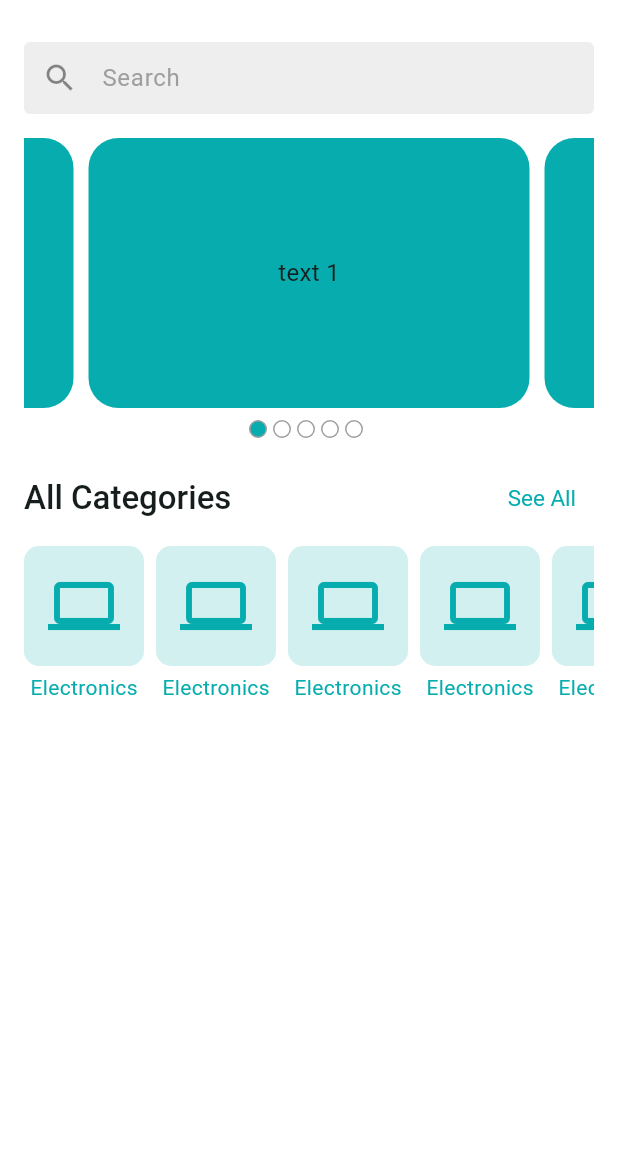
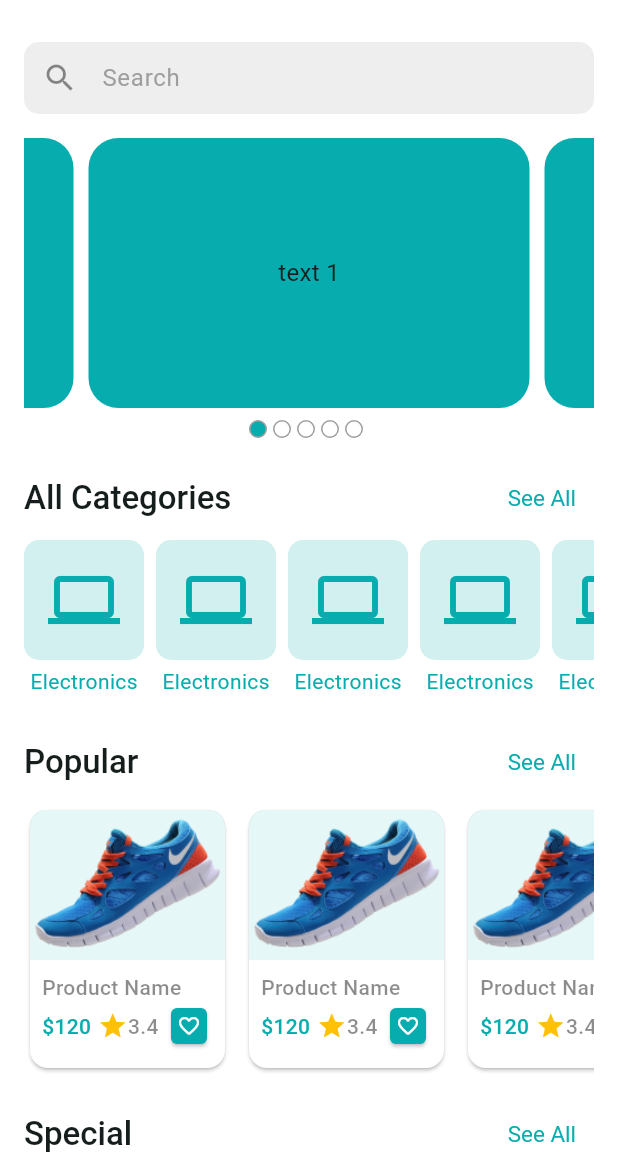
Before and after one commit to Jahid01234/Crafty-Bay, a Flutter app: the screen it shows after launch, on a phone screen of 412 x 824 dp, the part 66-1236 px from its top. Run offline on Flutter 3.47's test engine with Material 3 defaults, Android fonts, the light colour scheme and no system bars; drawn by our look-alikes of carousel_slider; our stand-ins replace flutter_svg, get, pin_code_fields.

Commit message:
-add home section

```diff
--- a/lib/presentation/ui/screens/home_screen.dart
+++ b/lib/presentation/ui/screens/home_screen.dart
@@ -1,10 +1,14 @@
 import 'package:crafty_bay/presentation/ui/utils/assets/app_assets.dart';
 import 'package:crafty_bay/presentation/ui/utils/colors/app_colors.dart';
 import 'package:crafty_bay/presentation/ui/utils/strings/app_string.dart';
-import 'package:crafty_bay/presentation/ui/widgets/app_bar_icon_button.dart';
+import 'package:crafty_bay/presentation/ui/widgets/home/app_bar_icon_button.dart';
 import 'package:crafty_bay/presentation/ui/widgets/home_banner_slider.dart';
-import 'package:crafty_bay/presentation/ui/widgets/search_box_text_field.dart';
-import 'package:crafty_bay/presentation/ui/widgets/section_header.dart';
+import 'package:crafty_bay/presentation/ui/widgets/home/horizontal_category_list_view.dart';
+import 'package:crafty_bay/presentation/ui/widgets/home/horizontal_product_list_view.dart';
+import 'package:crafty_bay/presentation/ui/widgets/product_card.dart';
+import 'package:crafty_bay/presentation/ui/widgets/home/search_box_text_field.dart';
+import 'package:crafty_bay/presentation/ui/widgets/home/section_header.dart';
+import 'package:flutter/cupertino.dart';
 import 'package:flutter/material.dart';
 import 'package:flutter_svg/flutter_svg.dart';
 
@@ -20,7 +24,8 @@ class _HomeScreenState extends State<HomeScreen> {
   Widget build(BuildContext context) {
     return  Scaffold(
       appBar: _buildAppBar(),
-      body:Padding(
+      body:SingleChildScrollView(
+        child: Padding(
           padding: const EdgeInsets.symmetric(horizontal: 16.0),
           child: Column(
             children: [
@@ -32,11 +37,70 @@ class _HomeScreenState extends State<HomeScreen> {
               const HomeBannerSlider(),
               const SizedBox(height: 16),
               _buildCategoriesSection(),
+              const SizedBox(height: 4),
+              _buildPopularProductSection(),
+              const SizedBox(height: 16),
+              _buildSpecialProductSection(),
+              const SizedBox(height: 16),
+              _buildNewProductSection(),
+              const SizedBox(height: 40),
+
+
             ],
+          ),
         ),
       ) ,
     );
   }
+
+  Widget _buildPopularProductSection(){
+    return Column(
+      children: [
+        SectionHeader(
+          title: "Popular",
+          onTap: (){},
+        ),
+        const SizedBox(height: 4),
+        const SizedBox(
+          height: 180,
+          child: HorizontalProductListView(),
+        ),
+      ],
+    );
+  }
+
+  Widget _buildSpecialProductSection(){
+    return Column(
+      children: [
+        SectionHeader(
+          title: "Special",
+          onTap: (){},
+        ),
+        const SizedBox(height: 4),
+        const SizedBox(
+          height: 180,
+          child: HorizontalProductListView(),
+        ),
+      ],
+    );
+  }
+
+  Widget _buildNewProductSection(){
+    return Column(
+      children: [
+        SectionHeader(
+          title: "New",
+          onTap: (){},
+        ),
+        const SizedBox(height: 4),
+        const SizedBox(
+          height: 180,
+          child: HorizontalProductListView(),
+        ),
+      ],
+    );
+  }
+
 
   Widget _buildCategoriesSection() {
     return Column(
@@ -45,49 +109,15 @@ class _HomeScreenState extends State<HomeScreen> {
                   title: AppString.categoriesText,
                   onTap: (){},
               ),
-              const SizedBox(height: 8),
-              SizedBox(
-                height: 140,
-                child: _buildCategoryListView(),
+              const SizedBox(height: 4),
+              const SizedBox(
+                height: 120,
+                child: HorizontalCategoryListView(),
               ),
             ],
           );
   }
 
-  Widget _buildCategoryListView() {
-    return ListView.separated(
-                  scrollDirection: Axis.horizontal,
-                  itemCount: 10,
-                  separatorBuilder: (_,__){
-                    return const SizedBox(width: 8);
-                  },
-                  itemBuilder: (context,index){
-                    return Column(
-                      children: [
-                        Container(
-                          padding: const EdgeInsets.all(16),
-                          decoration:  BoxDecoration(
-                            color: AppColors.themeColor.withOpacity(0.18),
-                            borderRadius: BorderRadius.circular(10),
-                          ),
-                          child:const  Icon(
-                            Icons.computer,
-                            size: 48,
-                            color: AppColors.themeColor,
-                          ),
-                        ),
-                        const SizedBox(height: 4),
-                        const Text(
-                          'Electronics',
-                          style: TextStyle(
-                            color: AppColors.themeColor,
-                          ),
-                        ),
-                      ],
-                    );
-                  },
-              );
-  }
 
   AppBar _buildAppBar() {
     return AppBar(
--- a/lib/presentation/ui/utils/assets/app_assets.dart
+++ b/lib/presentation/ui/utils/assets/app_assets.dart
@@ -4,4 +4,6 @@ class AssetsPath{
 
   static const String appLogo = '$_images/logo.svg';
   static const String appLogoNav = '$_images/logo_nav.svg';
+  static const String dummyProductImg = '$_images/shoe.png';
+
 }
--- /dev/null
+++ b/lib/presentation/ui/widgets/home/horizontal_category_list_view.dart
@@ -0,0 +1,44 @@
+import 'package:crafty_bay/presentation/ui/utils/colors/app_colors.dart';
+import 'package:flutter/material.dart';
+
+class HorizontalCategoryListView extends StatelessWidget {
+  const HorizontalCategoryListView({
+    super.key,
+  });
+
+  @override
+  Widget build(BuildContext context) {
+    return ListView.separated(
+      scrollDirection: Axis.horizontal,
+      itemCount: 10,
+      separatorBuilder: (_,__){
+        return const SizedBox(width: 8);
+      },
+      itemBuilder: (context,index){
+        return Column(
+          children: [
+            Container(
+              padding: const EdgeInsets.all(16),
+              decoration:  BoxDecoration(
+                color: AppColors.themeColor.withOpacity(0.18),
+                borderRadius: BorderRadius.circular(10),
+              ),
+              child:const  Icon(
+                Icons.computer,
+                size: 48,
+                color: AppColors.themeColor,
+              ),
+            ),
+            const SizedBox(height: 4),
+            const Text(
+              'Electronics',
+              style: TextStyle(
+                color: AppColors.themeColor,
+              ),
+            ),
+          ],
+        );
+      },
+    );
+  }
+}
--- /dev/null
+++ b/lib/presentation/ui/widgets/home/horizontal_product_list_view.dart
@@ -0,0 +1,22 @@
+import 'package:crafty_bay/presentation/ui/widgets/product_card.dart';
+import 'package:flutter/material.dart';
+
+class HorizontalProductListView extends StatelessWidget {
+  const HorizontalProductListView({
+    super.key,
+  });
+
+  @override
+  Widget build(BuildContext context) {
+    return ListView.separated(
+      scrollDirection: Axis.horizontal,
+      itemCount: 10,
+      separatorBuilder: (_,__){
+        return const SizedBox(width: 8);
+      },
+      itemBuilder: (context,index){
+        return const ProductCard();
+      },
+    );
+  }
+}
--- a/lib/presentation/ui/widgets/search_box_text_field.dart
+++ b/lib/presentation/ui/widgets/home/search_box_text_field.dart
@@ -20,14 +20,17 @@ class SearchBoxTextField extends StatelessWidget {
         filled: true,
         hintText: AppString.searchHintText,
         prefixIcon: const Icon(Icons.search,color: Colors.black45,),
-        border:  const OutlineInputBorder(
+        border:   OutlineInputBorder(
             borderSide: BorderSide.none,
+          borderRadius: BorderRadius.circular(10),
         ),
-        enabledBorder:const  OutlineInputBorder(
-            borderSide: BorderSide.none
+        enabledBorder:  OutlineInputBorder(
+            borderSide: BorderSide.none,
+          borderRadius: BorderRadius.circular(10),
         ),
-        focusedBorder: const OutlineInputBorder(
-            borderSide: BorderSide.none
+        focusedBorder:  OutlineInputBorder(
+            borderSide: BorderSide.none,
+          borderRadius: BorderRadius.circular(10),
         ),
       ),
 
--- /dev/null
+++ b/lib/presentation/ui/widgets/product_card.dart
@@ -0,0 +1,100 @@
+import 'package:crafty_bay/presentation/ui/utils/assets/app_assets.dart';
+import 'package:crafty_bay/presentation/ui/utils/colors/app_colors.dart';
+import 'package:flutter/material.dart';
+
+class ProductCard extends StatelessWidget {
+  const ProductCard({
+    super.key,
+  });
+
+  @override
+  Widget build(BuildContext context) {
+    return Card(
+      color: Colors.white,
+      elevation: 1,
+      child: SizedBox(
+        width: 130,
+        child: Column(
+          crossAxisAlignment: CrossAxisAlignment.start,
+          children: [
+            Container(
+              height: 100,
+              width: 130,
+              padding: const EdgeInsets.all(16),
+              decoration:  BoxDecoration(
+                  color: AppColors.themeColor.withOpacity(0.1),
+                  borderRadius: const BorderRadius.only(
+                      topLeft: Radius.circular(10),
+                      topRight: Radius.circular(10)
+                  ),
+                  image: const DecorationImage(
+                      image: AssetImage(
+                        AssetsPath.dummyProductImg,
+                      ),
+                  ),
+              ),
+            ),
+            Padding(
+              padding: const EdgeInsets.all(8.0),
+              child: Column(
+                crossAxisAlignment: CrossAxisAlignment.start,
+                children: [
+                  const Text("Product Name ",
+                    maxLines: 1,
+                    style: TextStyle(
+                      fontWeight: FontWeight.w500,
+                      color: Colors.black45,
+                    ),
+                  ),
+                  Row(
+                    mainAxisAlignment: MainAxisAlignment.spaceBetween,
+                    children: [
+                      const Text(
+                        "\$120 ",
+                        style: TextStyle(
+                          fontWeight: FontWeight.w500,
+                          color:AppColors.themeColor,
+                        ),
+                      ),
+                      const Wrap(
+                        crossAxisAlignment: WrapCrossAlignment.center,
+                        children: [
+                          Icon(
+                            Icons.star,
+                            color: Colors.amber,
+                            size: 20,
+                          ),
+                          Text(
+                            "3.4 ",
+                            style: TextStyle(
+                              fontWeight: FontWeight.w500,
+                              color: Colors.black45,
+                            ),
+                          ),
+                        ],
+                      ),
+                      Card(
+                        color: AppColors.themeColor,
+                        shape: RoundedRectangleBorder(
+                            borderRadius: BorderRadius.circular(4),
+                        ),
+                        child: const Padding(
+                          padding: EdgeInsets.all(4.0),
+                          child: Icon(
+                            Icons.favorite_border_rounded,
+                            color: Colors.white,
+                            size: 16,
+                          ),
+                        ),
+                      ),
+                    ],
+                  ),
+                ],
+              ),
+            ),
+          ],
+        ),
+      ),
+    );
+  }
+}
```
Also changed, not shown: assets/images/shoe.png (added), lib/presentation/ui/widgets/home/app_bar_icon_button.dart (renamed from lib/presentation/ui/widgets/app_bar_icon_button.dart), lib/presentation/ui/widgets/home/section_header.dart (renamed from lib/presentation/ui/widgets/section_header.dart). Lines whose indentation alone changed are shown as unchanged.
